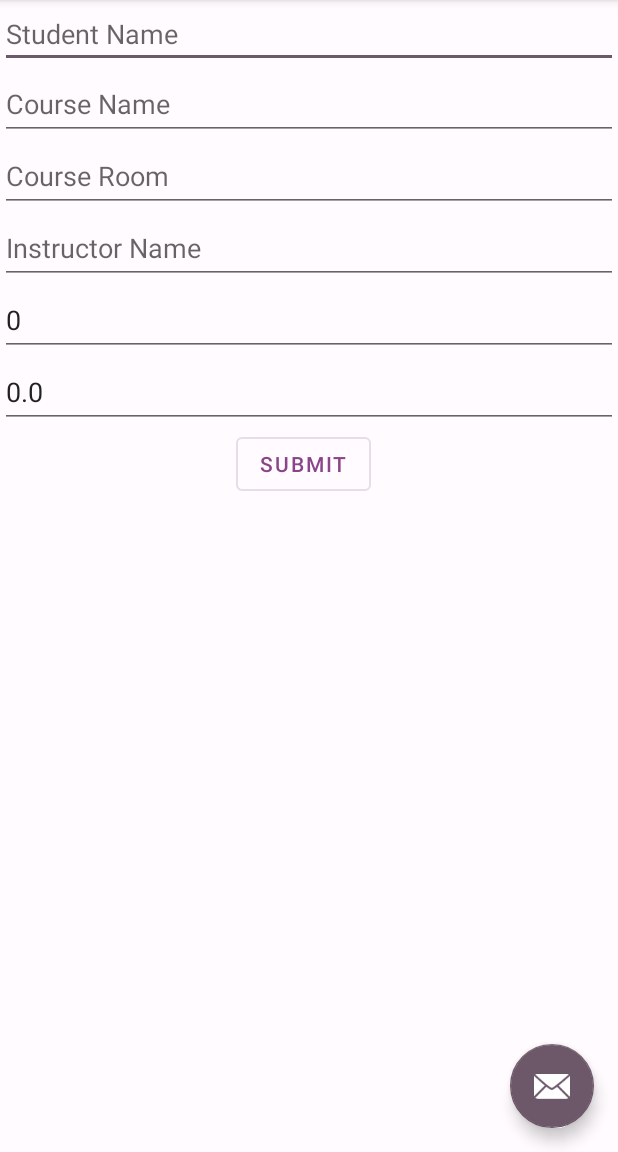
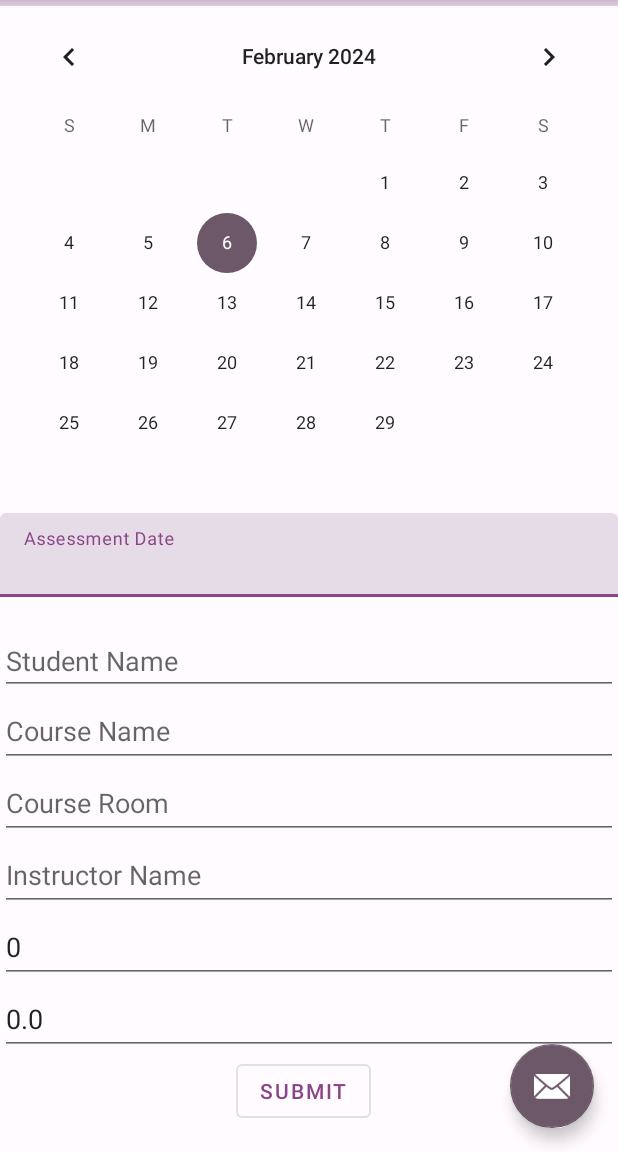
Before and after one commit to Junjie2022/androidStudioProject, an Android app: the screen it shows after launch (MainActivity), on a phone screen of 412 x 824 dp, the part 84-1236 px from its top. Run offline under Robolectric (Android 15) with nearby library versions, the phone set to English and light mode, and no system bars; our stand-ins replace Volley, navigation-ui; network calls fail.

Commit message:
add calender in grading page

```diff
--- a/app/src/main/java/info/hccis/grading/ui/grading/GradingFragment.java
+++ b/app/src/main/java/info/hccis/grading/ui/grading/GradingFragment.java
@@ -72,6 +72,7 @@ public class GradingFragment extends Fragment {
         binding.editTextAcademicYear.setText(String.valueOf(sast.getAcademicYear()));
         binding.editTextInstructorName.setText(sast.getInstructorName());
         binding.editTextCourseRoom.setText(sast.getCourseRoom());
+        binding.editTextCourseName.setText(sast.getCourseName());
         binding.editTextNumericGrade.setText(String.valueOf(sast.getNumericGrade()));
     }
 }
--- a/app/src/main/res/layout/fragment_grading.xml
+++ b/app/src/main/res/layout/fragment_grading.xml
@@ -1,17 +1,50 @@
 <?xml version="1.0" encoding="utf-8"?>
-
 <ScrollView xmlns:android="http://schemas.android.com/apk/res/android"
     android:layout_width="match_parent"
     android:layout_height="match_parent">
 
-
-<androidx.constraintlayout.widget.ConstraintLayout xmlns:android="http://schemas.android.com/apk/res/android"
+    <androidx.constraintlayout.widget.ConstraintLayout
+        xmlns:android="http://schemas.android.com/apk/res/android"
         xmlns:app="http://schemas.android.com/apk/res-auto"
         xmlns:tools="http://schemas.android.com/tools"
         android:id="@+id/linearLayout"
         android:layout_width="match_parent"
         android:layout_height="match_parent"
-    tools:context=".ui.grading.GradingFragment">
+        tools:context=".ui.grading.GradingsFragment">
+
+        <!-- Linear progress indicator -->
+        <com.google.android.material.progressindicator.LinearProgressIndicator
+            android:id="@+id/progressIndicatorGrading"
+            android:layout_width="match_parent"
+            android:layout_height="wrap_content"
+            app:layout_constraintEnd_toEndOf="parent"
+            app:layout_constraintStart_toStartOf="parent"
+            app:layout_constraintTop_toTopOf="parent" />
+
+        <CalendarView
+            android:id="@+id/calendarViewAssessmentDate"
+            android:layout_width="0dp"
+            android:layout_height="wrap_content"
+            android:layout_marginBottom="20dp"
+            app:layout_constraintEnd_toEndOf="parent"
+            app:layout_constraintStart_toStartOf="parent"
+            app:layout_constraintTop_toBottomOf="@id/progressIndicatorGrading" />
+
+        <com.google.android.material.textfield.TextInputLayout
+            android:id="@+id/editTextAssessmentDateLayout"
+            android:layout_width="match_parent"
+            android:layout_height="wrap_content"
+            android:hint="@string/label_grading_assessment_date"
+            app:layout_constraintEnd_toEndOf="parent"
+            app:layout_constraintStart_toStartOf="parent"
+            app:layout_constraintTop_toBottomOf="@+id/calendarViewAssessmentDate">
+
+            <com.google.android.material.textfield.TextInputEditText
+                android:id="@+id/editTextAssessmentDate"
+                android:layout_width="match_parent"
+                android:layout_height="wrap_content"
+                android:layout_marginBottom="20dp"/>
+        </com.google.android.material.textfield.TextInputLayout>
 
         <EditText
             android:id="@+id/editTextStudentName"
@@ -23,7 +56,7 @@
             android:text=""
             app:layout_constraintEnd_toEndOf="parent"
             app:layout_constraintStart_toStartOf="parent"
-        app:layout_constraintTop_toTopOf="parent" />
+            app:layout_constraintTop_toBottomOf="@+id/editTextAssessmentDateLayout" />
 
         <EditText
             android:id="@+id/editTextCourseName"
@@ -37,6 +70,7 @@
             app:layout_constraintStart_toStartOf="parent"
             app:layout_constraintTop_toBottomOf="@+id/editTextStudentName"
             app:layout_constraintHeight_min="48dp" />
+
         <EditText
             android:id="@+id/editTextCourseRoom"
             android:layout_width="0dp"
@@ -91,7 +125,6 @@
 
         <Button
             style="?attr/materialButtonOutlinedStyle"
-
             android:id="@+id/buttonSubmitGrading"
             android:layout_width="wrap_content"
             android:layout_height="wrap_content"
--- a/app/src/main/res/values/strings.xml
+++ b/app/src/main/res/values/strings.xml
@@ -14,6 +14,7 @@
     <string name="menu_slideshow">Slideshow</string>
     <string name="menu_gradinglist">Grading List</string>
     <string name="menu_gradingadd">Add Grading</string>
+    <string name="label_grading_assessment_date">Assessment Date</string>
     <string name="label_grading_student_name">Student Name</string>
     <string name="label_grading_instructor_name">Instructor Name</string>
     <string name="label_grading_course_name">Course Name</string>
```
Also changed, not shown: app/src/main/java/info/hccis/grading/util/ContentProviderUtil.java (added, +210 -0 lines). Lines whose indentation alone changed are shown as unchanged.
